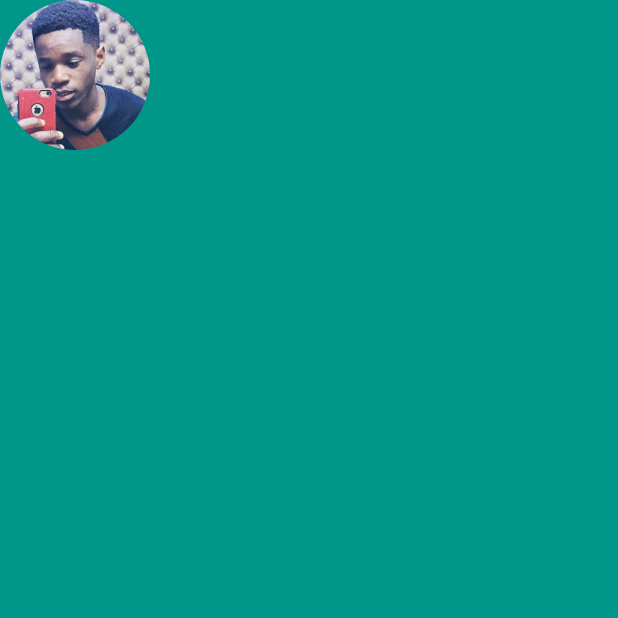
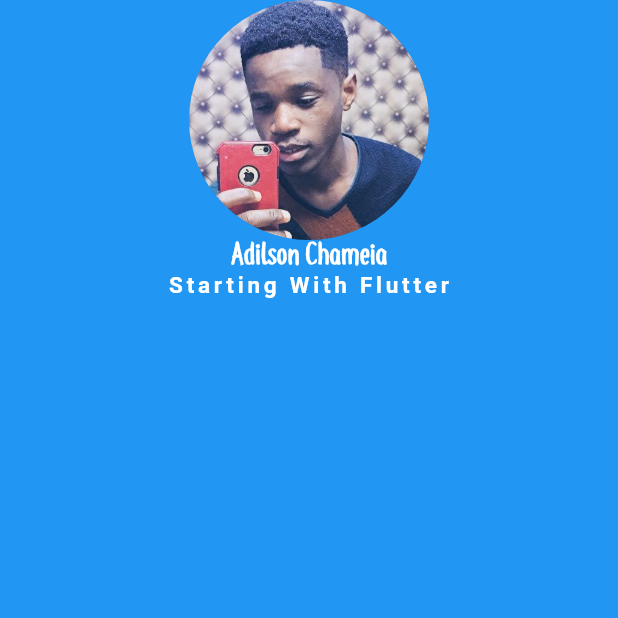
Before and after one commit to adilsontchameia/Dev-Profile, a Flutter app: the screen it shows after launch, on a phone screen of 412 x 824 dp, the top half of it. Run offline on Flutter 3.47's test engine with Material 2 defaults, Android fonts, the phone set to English and light mode, and no system bars.

Commit message:
aplicacao de fonts

```diff
--- a/lib/main.dart
+++ b/lib/main.dart
@@ -17,14 +17,34 @@ class _MeuAppState extends State<MeuApp> {
     return MaterialApp(
         debugShowCheckedModeBanner: false,
         home: Scaffold(
-            backgroundColor: Colors.teal,
+            backgroundColor: Colors.blue,
             body: SafeArea(
-              child: Row(
+              child: Column(
                 children: [
                   CircleAvatar(
-                    radius: 50.0,
-                    backgroundImage: AssetImage("images/ady.jpg") ,
-                    ),
+                    radius: 80.0,
+                    backgroundImage: AssetImage("images/ady.jpg"),
+                  ),
+                  Text(
+                    "Adilson Chameia",
+                    style: TextStyle(
+                        fontSize: 20,
+                        fontWeight: FontWeight.bold,
+                        color: Colors.white,
+                        fontFamily: "Pacifico"),
+                  ),
+                  Text(
+                    "Starting With Flutter",
+                    style: TextStyle(
+                        color: Colors.white,
+                        fontSize: 15,
+                        letterSpacing: 2.5,
+                        fontWeight: FontWeight.bold),
+                  ),
+                  //Cards
+                  Container(
+                    child: Row(),
+                  )
                 ],
               ),
             )));
```
Also changed, not shown: pubspec.yaml (+8 -0 lines), fonts/Pacifico-Regular.ttf (added), fonts/coffee.ttf (added).
